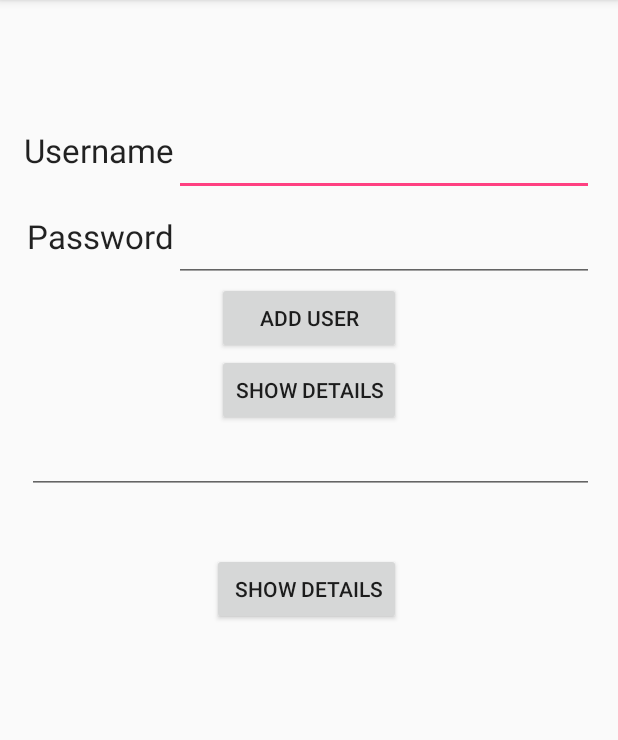
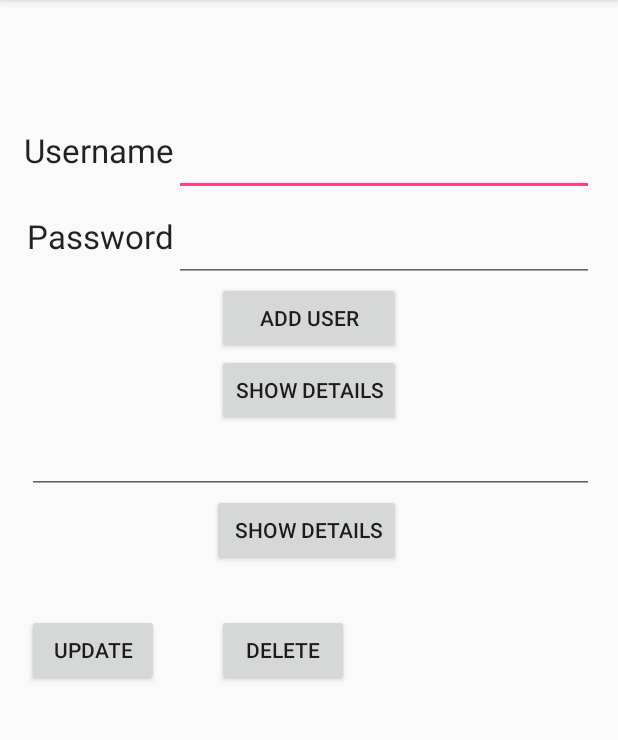
Before and after one commit to nikhil-31/Sqliteslidenerd, an Android app: the screen it shows after launch (MainActivity), on a phone screen of 412 x 824 dp, the part 84-824 px from its top. Run offline under Robolectric (Android 15) with nearby library versions, the phone set to English and light mode, and no system bars.

Commit message:
Added method to update the data

```diff
--- a/app/src/main/java/com/example/nikhil/sqliteslidenerd/MainActivity.java
+++ b/app/src/main/java/com/example/nikhil/sqliteslidenerd/MainActivity.java
@@ -55,4 +55,10 @@ public class MainActivity extends AppCompatActivity {
         String s2 = nikDatabaseAdapter.getData(s1);
         Toast.makeText(this,s2,Toast.LENGTH_LONG).show();
     }
+    public void update(View view){
+        nikDatabaseAdapter.updateName("test","nikz");
+    }
+    public void delete(View v){
+
+    }
 }
--- a/app/src/main/java/com/example/nikhil/sqliteslidenerd/NikDatabaseAdapter.java
+++ b/app/src/main/java/com/example/nikhil/sqliteslidenerd/NikDatabaseAdapter.java
@@ -78,8 +78,17 @@ public class NikDatabaseAdapter{
 
         }
         return stringBuffer.toString();
+    }
+    public void updateName(String oldName ,String newName){
+        //UPDATE NIKTABLE SET NAME = 'NIK' WHERE NAME =? (name in whereargs);
 
-
+        SQLiteDatabase db = helper.getWritableDatabase();
+        ContentValues contentValues =new ContentValues();
+        contentValues.put(NikHelper.NAME, newName);
+        String whereargs[] = {oldName};
+        db.update(NikHelper.TABLE_NAME,contentValues,NikHelper.NAME+" =? ",whereargs);
+    }
+    public void deleteRow(){
 
     }
 
--- a/app/src/main/res/layout/activity_main.xml
+++ b/app/src/main/res/layout/activity_main.xml
@@ -88,9 +88,29 @@
         android:layout_height="wrap_content"
         android:text=" Show details"
         android:id="@+id/button_show_details"
+        android:onClick="getDetails"
         android:layout_below="@+id/editText3"
         android:layout_alignRight="@+id/button_show"
-        android:layout_alignEnd="@+id/button_show"
-        android:layout_marginTop="39dp"
-        android:onClick="getDetails"/>
+        android:layout_alignEnd="@+id/button_show" />
+
+    <Button
+        android:layout_width="wrap_content"
+        android:layout_height="wrap_content"
+        android:text="Update"
+        android:id="@+id/button_update"
+        android:layout_below="@+id/button_show_details"
+        android:layout_alignLeft="@+id/editText3"
+        android:layout_alignStart="@+id/editText3"
+        android:layout_marginTop="32dp"
+        android:onClick="update"/>
+
+    <Button
+        android:layout_width="wrap_content"
+        android:layout_height="wrap_content"
+        android:text="Delete"
+        android:id="@+id/button_delete"
+        android:layout_alignBottom="@+id/button_update"
+        android:layout_alignLeft="@+id/button_show"
+        android:layout_alignStart="@+id/button_show"
+        android:onClick="delete"/>
 </RelativeLayout>
```
